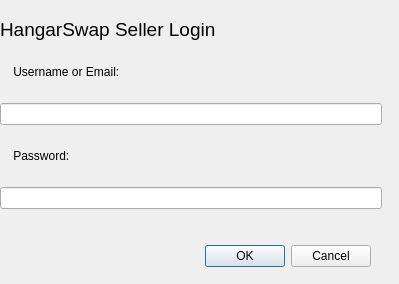
Old version of the form login_form.ui in the repository jwfraustro/laughing-waddle.
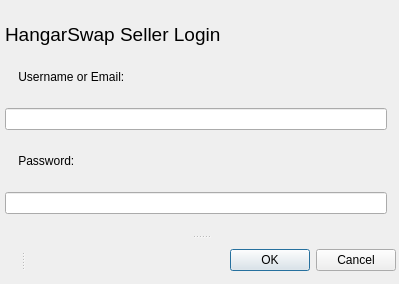
New version of the form.

Patch:
```diff
--- a/login_form.ui
+++ b/login_form.ui
@@ -25,31 +25,19 @@
   <property name="windowTitle">
    <string>HangarSwap Dashboard Login</string>
   </property>
-  <widget class="QDialogButtonBox" name="buttonBox">
+  <widget class="QSplitter" name="splitter_2">
    <property name="geometry">
     <rect>
-     <x>30</x>
-     <y>240</y>
-     <width>341</width>
-     <height>32</height>
-    </rect>
-   </property>
-   <property name="orientation">
-    <enum>Qt::Horizontal</enum>
-   </property>
-   <property name="standardButtons">
-    <set>QDialogButtonBox::Cancel|QDialogButtonBox::Ok</set>
-   </property>
-  </widget>
-  <widget class="QWidget" name="gridLayoutWidget">
-   <property name="geometry">
-    <rect>
-     <x>0</x>
-     <y>0</y>
+     <x>5</x>
+     <y>5</y>
      <width>391</width>
-     <height>231</height>
+     <height>276</height>
     </rect>
    </property>
+   <property name="orientation">
+    <enum>Qt::Vertical</enum>
+   </property>
+   <widget class="QWidget" name="gridLayoutWidget">
    <layout class="QVBoxLayout" name="verticalLayout">
     <property name="rightMargin">
      <number>9</number>
@@ -57,7 +45,7 @@
     <item>
      <widget class="QLabel" name="login_lbl">
       <property name="sizePolicy">
-       <sizepolicy hsizetype="Minimum" vsizetype="Maximum">
+        <sizepolicy hsizetype="Minimum" vsizetype="Fixed">
         <horstretch>0</horstretch>
         <verstretch>0</verstretch>
        </sizepolicy>
@@ -95,7 +83,7 @@
     <item>
      <widget class="QLineEdit" name="userName_le">
       <property name="sizePolicy">
-       <sizepolicy hsizetype="Minimum" vsizetype="Fixed">
+        <sizepolicy hsizetype="MinimumExpanding" vsizetype="Fixed">
         <horstretch>0</horstretch>
         <verstretch>0</verstretch>
        </sizepolicy>
@@ -124,18 +112,36 @@
     </item>
    </layout>
   </widget>
+   <widget class="QSplitter" name="splitter">
+    <property name="orientation">
+     <enum>Qt::Horizontal</enum>
+    </property>
   <widget class="QLabel" name="error_lbl">
-   <property name="geometry">
-    <rect>
-     <x>10</x>
-     <y>240</y>
-     <width>191</width>
-     <height>31</height>
-    </rect>
+     <property name="sizePolicy">
+      <sizepolicy hsizetype="MinimumExpanding" vsizetype="Preferred">
+       <horstretch>0</horstretch>
+       <verstretch>0</verstretch>
+      </sizepolicy>
    </property>
    <property name="text">
     <string/>
    </property>
+    </widget>
+    <widget class="QDialogButtonBox" name="buttonBox">
+     <property name="sizePolicy">
+      <sizepolicy hsizetype="MinimumExpanding" vsizetype="Fixed">
+       <horstretch>0</horstretch>
+       <verstretch>0</verstretch>
+      </sizepolicy>
+     </property>
+     <property name="orientation">
+      <enum>Qt::Horizontal</enum>
+     </property>
+     <property name="standardButtons">
+      <set>QDialogButtonBox::Cancel|QDialogButtonBox::Ok</set>
+     </property>
+    </widget>
+   </widget>
   </widget>
  </widget>
  <resources/>
```
Lines whose indentation alone changed are shown as unchanged.
